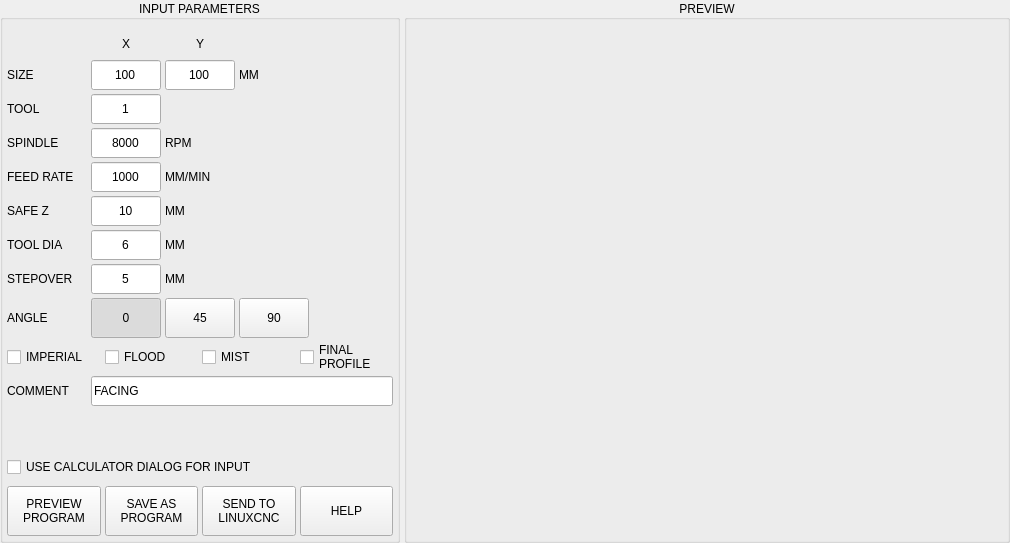
Qt form utils/facing.ui (persei802/QtDragon_hd) before a commit.
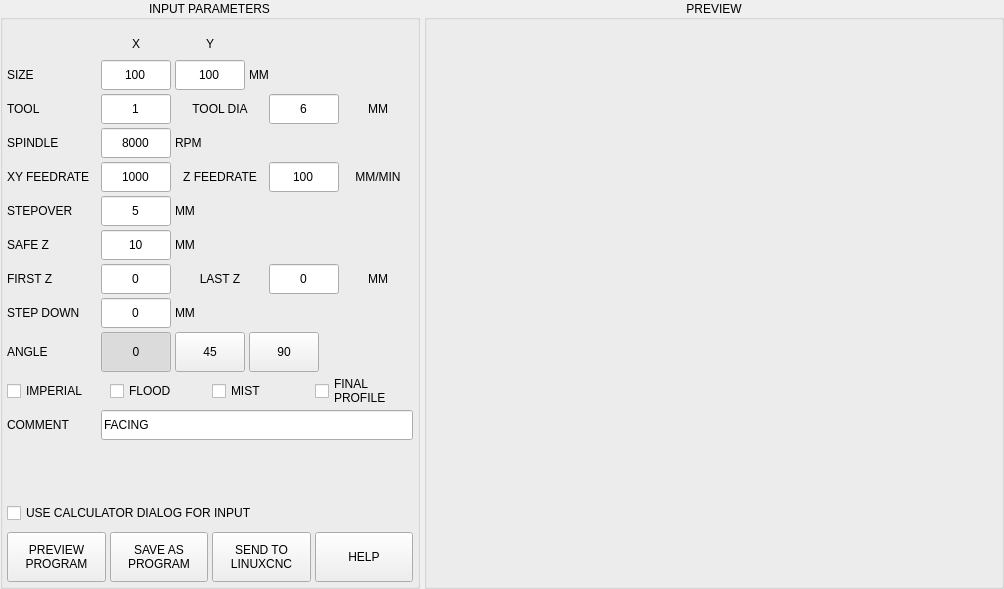
The same form after that commit.

Commit message: added multilevel facing operations with stepdown value

Diff of the .ui file:
```diff
--- a/utils/facing.ui
+++ b/utils/facing.ui
@@ -6,8 +6,8 @@
    <rect>
     <x>0</x>
     <y>0</y>
-    <width>1010</width>
-    <height>543</height>
+    <width>1004</width>
+    <height>589</height>
    </rect>
   </property>
   <property name="windowTitle">
@@ -51,13 +51,13 @@
        <widget class="QGroupBox" name="groupbox_parameters">
         <property name="minimumSize">
          <size>
-          <width>400</width>
+          <width>420</width>
           <height>0</height>
          </size>
         </property>
         <property name="maximumSize">
          <size>
-          <width>400</width>
+          <width>440</width>
           <height>16777215</height>
          </size>
         </property>
@@ -117,13 +117,13 @@
              <widget class="QLabel" name="lbl_blank">
               <property name="minimumSize">
                <size>
-                <width>80</width>
+                <width>90</width>
                 <height>0</height>
                </size>
               </property>
               <property name="maximumSize">
                <size>
-                <width>80</width>
+                <width>90</width>
                 <height>16777215</height>
                </size>
               </property>
@@ -226,13 +226,13 @@
              <widget class="QLabel" name="lbl_size">
               <property name="minimumSize">
                <size>
-                <width>80</width>
+                <width>90</width>
                 <height>0</height>
                </size>
               </property>
               <property name="maximumSize">
                <size>
-                <width>80</width>
+                <width>90</width>
                 <height>16777215</height>
                </size>
               </property>
@@ -365,13 +365,13 @@
              <widget class="QLabel" name="lbl_tool_no">
               <property name="minimumSize">
                <size>
-                <width>80</width>
+                <width>90</width>
                 <height>0</height>
                </size>
               </property>
               <property name="maximumSize">
                <size>
-                <width>80</width>
+                <width>90</width>
                 <height>16777215</height>
                </size>
               </property>
@@ -415,9 +415,83 @@
              </widget>
             </item>
             <item>
-             <widget class="QLabel" name="label">
+             <widget class="QLabel" name="lbl_tool">
+              <property name="minimumSize">
+               <size>
+                <width>90</width>
+                <height>0</height>
+               </size>
+              </property>
+              <property name="maximumSize">
+               <size>
+                <width>90</width>
+                <height>16777215</height>
+               </size>
+              </property>
+              <property name="toolTip">
+               <string>Tool to use for facing</string>
+              </property>
               <property name="text">
+               <string>TOOL DIA</string>
+              </property>
+              <property name="alignment">
+               <set>Qt::AlignCenter</set>
+              </property>
+             </widget>
+            </item>
+            <item>
+             <widget class="QLineEdit" name="lineEdit_tool_diameter">
+              <property name="sizePolicy">
+               <sizepolicy hsizetype="Preferred" vsizetype="Preferred">
+                <horstretch>0</horstretch>
+                <verstretch>0</verstretch>
+               </sizepolicy>
+              </property>
+              <property name="minimumSize">
+               <size>
+                <width>70</width>
+                <height>30</height>
+               </size>
+              </property>
+              <property name="maximumSize">
+               <size>
+                <width>70</width>
+                <height>30</height>
+               </size>
+              </property>
+              <property name="toolTip">
                <string/>
+              </property>
+              <property name="text">
+               <string>6</string>
+              </property>
+              <property name="maxLength">
+               <number>6</number>
+              </property>
+              <property name="alignment">
+               <set>Qt::AlignCenter</set>
+              </property>
+             </widget>
+            </item>
+            <item>
+             <widget class="QLabel" name="lbl_tool_unit">
+              <property name="minimumSize">
+               <size>
+                <width>40</width>
+                <height>0</height>
+               </size>
+              </property>
+              <property name="maximumSize">
+               <size>
+                <width>16777215</width>
+                <height>16777215</height>
+               </size>
+              </property>
+              <property name="text">
+               <string>MM</string>
+              </property>
+              <property name="alignment">
+               <set>Qt::AlignCenter</set>
               </property>
              </widget>
             </item>
@@ -458,13 +532,13 @@
              <widget class="QLabel" name="lbl_spindle_rpm">
               <property name="minimumSize">
                <size>
-                <width>80</width>
+                <width>90</width>
                 <height>0</height>
                </size>
               </property>
               <property name="maximumSize">
                <size>
-                <width>80</width>
+                <width>90</width>
                 <height>16777215</height>
                </size>
               </property>
@@ -548,18 +622,18 @@
              <widget class="QLabel" name="lbl_feedrate">
               <property name="minimumSize">
                <size>
-                <width>80</width>
+                <width>90</width>
                 <height>0</height>
                </size>
               </property>
               <property name="maximumSize">
                <size>
-                <width>80</width>
+                <width>90</width>
                 <height>16777215</height>
                </size>
               </property>
               <property name="text">
-               <string>FEED RATE</string>
+               <string>XY FEEDRATE</string>
               </property>
              </widget>
             </item>
@@ -594,196 +668,66 @@
               </property>
              </widget>
             </item>
+            <item>
+             <widget class="QLabel" name="label_3">
+              <property name="minimumSize">
+               <size>
+                <width>90</width>
+                <height>0</height>
+               </size>
+              </property>
+              <property name="maximumSize">
+               <size>
+                <width>90</width>
+                <height>16777215</height>
+               </size>
+              </property>
+              <property name="text">
+               <string>Z FEEDRATE</string>
+              </property>
+              <property name="alignment">
+               <set>Qt::AlignCenter</set>
+              </property>
+             </widget>
+            </item>
+            <item>
+             <widget class="QLineEdit" name="lineEdit_z_feedrate">
+              <property name="sizePolicy">
+               <sizepolicy hsizetype="Preferred" vsizetype="Preferred">
+                <horstretch>0</horstretch>
+                <verstretch>0</verstretch>
+               </sizepolicy>
+              </property>
+              <property name="minimumSize">
+               <size>
+                <width>70</width>
+                <height>30</height>
+               </size>
+              </property>
+              <property name="maximumSize">
+               <size>
+                <width>70</width>
+                <height>30</height>
+               </size>
+              </property>
+              <property name="text">
+               <string>100</string>
+              </property>
+              <property name="maxLength">
+               <number>6</number>
+              </property>
+              <property name="alignment">
+               <set>Qt::AlignCenter</set>
+              </property>
+             </widget>
+            </item>
             <item>
              <widget class="QLabel" name="lbl_feed_unit">
               <property name="text">
                <string>MM/MIN</string>
               </property>
-             </widget>
-            </item>
-           </layout>
-          </widget>
-         </item>
-         <item>
-          <widget class="QWidget" name="widget_safe_z" native="true">
-           <property name="minimumSize">
-            <size>
-             <width>0</width>
-             <height>30</height>
-            </size>
-           </property>
-           <property name="maximumSize">
-            <size>
-             <width>16777215</width>
-             <height>30</height>
-            </size>
-           </property>
-           <layout class="QHBoxLayout" name="horizontalLayout_5">
-            <property name="spacing">
-             <number>4</number>
-            </property>
-            <property name="leftMargin">
-             <number>0</number>
-            </property>
-            <property name="topMargin">
-             <number>0</number>
-            </property>
-            <property name="rightMargin">
-             <number>0</number>
-            </property>
-            <property name="bottomMargin">
-             <number>0</number>
-            </property>
-            <item>
-             <widget class="QLabel" name="lbl_safe_z">
-              <property name="minimumSize">
-               <size>
-                <width>80</width>
-                <height>0</height>
-               </size>
-              </property>
-              <property name="maximumSize">
-               <size>
-                <width>80</width>
-                <height>16777215</height>
-               </size>
-              </property>
-              <property name="text">
-               <string>SAFE Z</string>
-              </property>
-             </widget>
-            </item>
-            <item>
-             <widget class="QLineEdit" name="lineEdit_safe_z">
-              <property name="sizePolicy">
-               <sizepolicy hsizetype="Preferred" vsizetype="Preferred">
-                <horstretch>0</horstretch>
-                <verstretch>0</verstretch>
-               </sizepolicy>
-              </property>
-              <property name="minimumSize">
-               <size>
-                <width>70</width>
-                <height>30</height>
-               </size>
-              </property>
-              <property name="maximumSize">
-               <size>
-                <width>70</width>
-                <height>30</height>
-               </size>
-              </property>
-              <property name="text">
-               <string>10</string>
-              </property>
-              <property name="maxLength">
-               <number>10</number>
-              </property>
               <property name="alignment">
                <set>Qt::AlignCenter</set>
-              </property>
-             </widget>
-            </item>
-            <item>
-             <widget class="QLabel" name="lbl_safe_z_unit">
-              <property name="text">
-               <string>MM</string>
-              </property>
-             </widget>
-            </item>
-           </layout>
-          </widget>
-         </item>
-         <item>
-          <widget class="QWidget" name="widget_tool_diameter" native="true">
-           <property name="minimumSize">
-            <size>
-             <width>0</width>
-             <height>30</height>
-            </size>
-           </property>
-           <property name="maximumSize">
-            <size>
-             <width>16777215</width>
-             <height>30</height>
-            </size>
-           </property>
-           <layout class="QHBoxLayout" name="horizontalLayout_7">
-            <property name="spacing">
-             <number>4</number>
-            </property>
-            <property name="leftMargin">
-             <number>0</number>
-            </property>
-            <property name="topMargin">
-             <number>0</number>
-            </property>
-            <property name="rightMargin">
-             <number>0</number>
-            </property>
-            <property name="bottomMargin">
-             <number>0</number>
-            </property>
-            <item>
-             <widget class="QLabel" name="lbl_tool">
-              <property name="minimumSize">
-               <size>
-                <width>80</width>
-                <height>0</height>
-               </size>
-              </property>
-              <property name="maximumSize">
-               <size>
-                <width>80</width>
-                <height>16777215</height>
-               </size>
-              </property>
-              <property name="toolTip">
-               <string>Tool to use for facing</string>
-              </property>
-              <property name="text">
-               <string>TOOL DIA</string>
-              </property>
-             </widget>
-            </item>
-            <item>
-             <widget class="QLineEdit" name="lineEdit_tool_diameter">
-              <property name="sizePolicy">
-               <sizepolicy hsizetype="Preferred" vsizetype="Preferred">
-                <horstretch>0</horstretch>
-                <verstretch>0</verstretch>
-               </sizepolicy>
-              </property>
-              <property name="minimumSize">
-               <size>
-                <width>70</width>
-                <height>30</height>
-               </size>
-              </property>
-              <property name="maximumSize">
-               <size>
-                <width>70</width>
-                <height>30</height>
-               </size>
-              </property>
-              <property name="toolTip">
-               <string/>
-              </property>
-              <property name="text">
-               <string>6</string>
-              </property>
-              <property name="maxLength">
-               <number>6</number>
-              </property>
-              <property name="alignment">
-               <set>Qt::AlignCenter</set>
-              </property>
-             </widget>
-            </item>
-            <item>
-             <widget class="QLabel" name="lbl_tool_unit">
-              <property name="text">
-               <string>MM</string>
               </property>
              </widget>
             </item>
@@ -824,13 +768,13 @@
              <widget class="QLabel" name="lbl_stepover">
               <property name="minimumSize">
                <size>
-                <width>80</width>
+                <width>90</width>
                 <height>0</height>
                </size>
               </property>
               <property name="maximumSize">
                <size>
-                <width>80</width>
+                <width>90</width>
                 <height>16777215</height>
                </size>
               </property>
@@ -880,6 +824,390 @@
            </layout>
           </widget>
          </item>
+         <item>
+          <widget class="QWidget" name="widget_safe_z" native="true">
+           <property name="minimumSize">
+            <size>
+             <width>0</width>
+             <height>30</height>
+            </size>
+           </property>
+           <property name="maximumSize">
+            <size>
+             <width>16777215</width>
+             <height>30</height>
+            </size>
+           </property>
+           <layout class="QHBoxLayout" name="horizontalLayout_5">
+            <property name="spacing">
+             <number>4</number>
+            </property>
+            <property name="leftMargin">
+             <number>0</number>
+            </property>
+            <property name="topMargin">
+             <number>0</number>
+            </property>
+            <property name="rightMargin">
+             <number>0</number>
+            </property>
+            <property name="bottomMargin">
+             <number>0</number>
+            </property>
+            <item>
+             <widget class="QLabel" name="lbl_safe_z">
+              <property name="minimumSize">
+               <size>
+                <width>90</width>
+                <height>0</height>
+               </size>
+              </property>
+              <property name="maximumSize">
+               <size>
+                <width>90</width>
+                <height>16777215</height>
+               </size>
+              </property>
+              <property name="text">
+               <string>SAFE Z</string>
+              </property>
+             </widget>
+            </item>
+            <item>
+             <widget class="QLineEdit" name="lineEdit_safe_z">
+              <property name="sizePolicy">
+               <sizepolicy hsizetype="Preferred" vsizetype="Preferred">
+                <horstretch>0</horstretch>
+                <verstretch>0</verstretch>
+               </sizepolicy>
+              </property>
+              <property name="minimumSize">
+               <size>
+                <width>70</width>
+                <height>30</height>
+               </size>
+              </property>
+              <property name="maximumSize">
+               <size>
+                <width>70</width>
+                <height>30</height>
+               </size>
+              </property>
+              <property name="text">
+               <string>10</string>
+              </property>
+              <property name="maxLength">
+               <number>10</number>
+              </property>
+              <property name="alignment">
+               <set>Qt::AlignCenter</set>
+              </property>
+             </widget>
+            </item>
+            <item>
+             <widget class="QLabel" name="lbl_safe_z_unit">
+              <property name="sizePolicy">
+               <sizepolicy hsizetype="Preferred" vsizetype="Preferred">
+                <horstretch>0</horstretch>
+                <verstretch>0</verstretch>
+               </sizepolicy>
+              </property>
+              <property name="text">
+               <string>MM</string>
+              </property>
+             </widget>
+            </item>
+           </layout>
+          </widget>
+         </item>
+         <item>
+          <widget class="QWidget" name="widget_zlevel" native="true">
+           <property name="minimumSize">
+            <size>
+             <width>0</width>
+             <height>30</height>
+            </size>
+           </property>
+           <property name="maximumSize">
+            <size>
+             <width>16777215</width>
+             <height>30</height>
+            </size>
+           </property>
+           <layout class="QHBoxLayout" name="horizontalLayout_14">
+            <property name="spacing">
+             <number>4</number>
+            </property>
+            <property name="leftMargin">
+             <number>0</number>
+            </property>
+            <property name="topMargin">
+             <number>0</number>
+            </property>
+            <property name="rightMargin">
+             <number>0</number>
+            </property>
+            <property name="bottomMargin">
+             <number>0</number>
+            </property>
+            <item>
+             <widget class="QLabel" name="lbl_first_z">
+              <property name="minimumSize">
+               <size>
+                <width>90</width>
+                <height>0</height>
+               </size>
+              </property>
+              <property name="maximumSize">
+               <size>
+                <width>90</width>
+                <height>16777215</height>
+               </size>
+              </property>
+              <property name="text">
+               <string>FIRST Z</string>
+              </property>
+             </widget>
+            </item>
+            <item>
+             <widget class="QLineEdit" name="lineEdit_start_z">
+              <property name="sizePolicy">
+               <sizepolicy hsizetype="Preferred" vsizetype="Preferred">
+                <horstretch>0</horstretch>
+                <verstretch>0</verstretch>
+               </sizepolicy>
+              </property>
+              <property name="minimumSize">
+               <size>
+                <width>70</width>
+                <height>30</height>
+               </size>
+              </property>
+              <property name="maximumSize">
+               <size>
+                <width>70</width>
+                <height>30</height>
+               </size>
+              </property>
+              <property name="toolTip">
+               <string>Z level of first facing operation</string>
+              </property>
+              <property name="text">
+               <string>0</string>
+              </property>
+              <property name="maxLength">
+               <number>8</number>
+              </property>
+              <property name="alignment">
+               <set>Qt::AlignCenter</set>
+              </property>
+             </widget>
+            </item>
+            <item>
+             <widget class="QLabel" name="lbl_last_z">
+              <property name="minimumSize">
+               <size>
+                <width>90</width>
+                <height>0</height>
+               </size>
+              </property>
+              <property name="maximumSize">
+               <size>
+                <width>90</width>
+                <height>16777215</height>
+               </size>
+              </property>
+              <property name="text">
+               <string>LAST Z</string>
+              </property>
+              <property name="alignment">
+               <set>Qt::AlignCenter</set>
+              </property>
+             </widget>
+            </item>
+            <item>
+             <widget class="QLineEdit" name="lineEdit_last_z">
+              <property name="sizePolicy">
+               <sizepolicy hsizetype="Preferred" vsizetype="Preferred">
+                <horstretch>0</horstretch>
+                <verstretch>0</verstretch>
+               </sizepolicy>
+              </property>
+              <property name="minimumSize">
+               <size>
+                <width>70</width>
+                <height>0</height>
+               </size>
+              </property>
+              <property name="maximumSize">
+               <size>
+                <width>70</width>
+                <height>16777215</height>
+               </size>
+              </property>
+              <property name="toolTip">
+               <string>Z level of final facing operation</string>
+              </property>
+              <property name="text">
+               <string>0</string>
+              </property>
+              <property name="maxLength">
+               <number>8</number>
+              </property>
+              <property name="alignment">
+               <set>Qt::AlignCenter</set>
+              </property>
+             </widget>
+            </item>
+            <item>
+             <widget class="QLabel" name="lbl_z_unit">
+              <property name="minimumSize">
+               <size>
+                <width>40</width>
+                <height>0</height>
+               </size>
+              </property>
+              <property name="maximumSize">
+               <size>
+                <width>16777215</width>
+                <height>16777215</height>
+               </size>
+              </property>
+              <property name="text">
+               <string>MM</string>
+              </property>
+              <property name="alignment">
+               <set>Qt::AlignCenter</set>
+              </property>
+             </widget>
+            </item>
+           </layout>
+          </widget>
+         </item>
+         <item>
+          <widget class="QWidget" name="widget_stepdown" native="true">
+           <property name="minimumSize">
+            <size>
+             <width>0</width>
+             <height>30</height>
+            </size>
+           </property>
+           <property name="maximumSize">
+            <size>
+             <width>16777215</width>
+             <height>30</height>
+            </size>
+           </property>
+           <layout class="QHBoxLayout" name="horizontalLayout_15">
+            <property name="spacing">
+             <number>4</number>
+            </property>
+            <property name="leftMargin">
+             <number>0</number>
+            </property>
+            <property name="topMargin">
+             <number>0</number>
+            </property>
+            <property name="rightMargin">
+             <number>0</number>
+            </property>
+            <property name="bottomMargin">
+             <number>0</number>
+            </property>
+            <item>
+             <widget class="QLabel" name="lbl_stepdown">
+              <property name="minimumSize">
+               <size>
+                <width>90</width>
+                <height>0</height>
+               </size>
+              </property>
+              <property name="maximumSize">
+               <size>
+                <width>90</width>
+                <height>16777215</height>
+               </size>
+              </property>
+              <property name="text">
+               <string>STEP DOWN</string>
+              </property>
+             </widget>
+            </item>
+            <item>
+             <widget class="QLineEdit" name="lineEdit_stepdown">
+              <property name="sizePolicy">
+               <sizepolicy hsizetype="Preferred" vsizetype="Preferred">
+                <horstretch>0</horstretch>
+                <verstretch>0</verstretch>
+               </sizepolicy>
+              </property>
+              <property name="minimumSize">
+               <size>
+                <width>70</width>
+                <height>0</height>
+               </size>
+              </property>
+              <property name="maximumSize">
+               <size>
+                <width>70</width>
+                <height>16777215</height>
+               </size>
+              </property>
+              <property name="toolTip">
+               <string>Step down value for subsequent facing operations</string>
+              </property>
+              <property name="text">
+               <string>0</string>
+              </property>
+              <property name="maxLength">
+               <number>8</number>
+              </property>
+              <property name="alignment">
+               <set>Qt::AlignCenter</set>
+              </property>
+             </widget>
+            </item>
+            <item>
+             <widget class="QLabel" name="lbl_stepdown_unit">
+              <property name="minimumSize">
+               <size>
+                <width>40</width>
+                <height>0</height>
+               </size>
+              </property>
+              <property name="maximumSize">
+               <size>
+                <width>16777215</width>
+                <height>16777215</height>
+               </size>
+              </property>
+              <property name="text">
+               <string>MM</string>
+              </property>
+             </widget>
+            </item>
+            <item>
+             <widget class="QLabel" name="label_2">
+              <property name="minimumSize">
+               <size>
+                <width>40</width>
+                <height>0</height>
+               </size>
+              </property>
+              <property name="maximumSize">
+               <size>
+                <width>40</width>
+                <height>16777215</height>
+               </size>
+              </property>
+              <property name="text">
+               <string/>
+              </property>
+             </widget>
+            </item>
+           </layout>
+          </widget>
+         </item>
          <item>
           <widget class="QWidget" name="widget_raster" native="true">
            <property name="minimumSize">
@@ -914,13 +1242,13 @@
              <widget class="QLabel" name="lbl_raster">
               <property name="minimumSize">
                <size>
-                <width>80</width>
+                <width>90</width>
                 <height>0</height>
                </size>
               </property>
               <property name="maximumSize">
                <size>
-                <width>80</width>
+                <width>90</width>
                 <height>16777215</height>
                </size>
               </property>
@@ -1192,13 +1520,13 @@
              <widget class="QLabel" name="lbl_comment">
               <property name="minimumSize">
                <size>
-                <width>80</width>
+                <width>90</width>
                 <height>0</height>
                </size>
               </property>
               <property name="maximumSize">
                <size>
-                <width>80</width>
+                <width>90</width>
                 <height>16777215</height>
                </size>
               </property>
```
Left out of the diff: 4 changed lines with no effect on the pictures. The commit also changes 1 other file.
